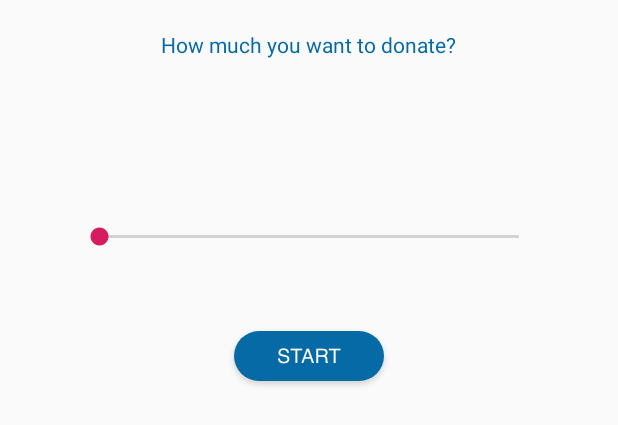
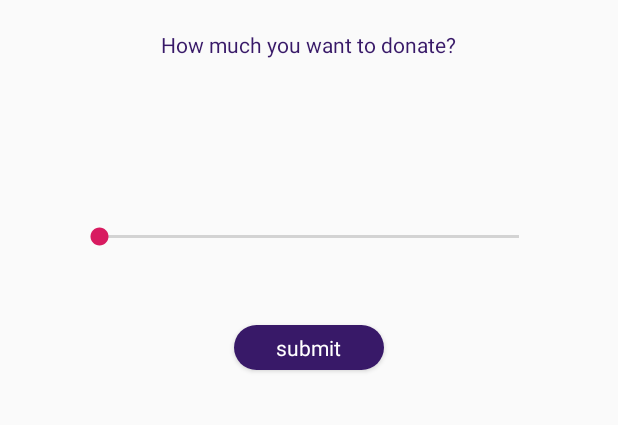
Before and after one commit to sebyjt/karna, an Android app: the layout activity_dialog.xml on its own in the app's theme, with its tools: preview values and no code run, on a phone screen of 412 x 824 dp. Shown: the top 425 px of the screen. Run offline under Robolectric (Android 15) with nearby library versions, the phone set to English and light mode, and no system bars; network calls fail.

Commit message:
theme change+dialog

```diff
--- a/app/src/main/res/layout/activity_dialog.xml
+++ b/app/src/main/res/layout/activity_dialog.xml
@@ -11,7 +11,7 @@
     android:layout_width="wrap_content"
     android:layout_marginTop="20dp"
     android:text="How much you want to donate?"
-    android:textColor="#066AA6"
+    android:textColor="@color/colorPrimary"
 
     android:layout_height="wrap_content" />
 <TextView
@@ -23,13 +23,28 @@
     />
     <SeekBar
         android:id="@+id/seekBar"
+
         android:layout_margin="50dp"
         android:layout_width="match_parent"
         android:layout_height="wrap_content" />
-    <ImageView
-        android:id="@+id/imsub"
-        android:layout_gravity="center"
-        android:layout_width="wrap_content"
-        android:layout_height="wrap_content"
-        android:src="@drawable/start"/>
+   <android.support.v7.widget.CardView
+       android:layout_marginBottom="20dp"
+       android:layout_width="100dp"
+       android:layout_height="30dp"
+       android:id="@+id/img"
+       app:cardCornerRadius="25dp"
+       android:layout_gravity="center"
+       android:background="@color/colorPrimary">
+       <LinearLayout
+           android:layout_width="match_parent"
+           android:layout_height="match_parent"
+           android:gravity="center"
+           android:background="@color/colorPrimary">
+       <TextView
+           android:layout_gravity="center"
+           android:layout_width="wrap_content"
+           android:textColor="@android:color/white"
+           android:layout_height="wrap_content"
+           android:text="submit"/></LinearLayout>
+   </android.support.v7.widget.CardView>
 </LinearLayout>
--- a/app/src/main/res/layout/ngo_card.xml
+++ b/app/src/main/res/layout/ngo_card.xml
@@ -17,7 +17,7 @@
     android:layout_height="match_parent"
     android:orientation="vertical"
 
-    android:background="#066AA6">
+    android:background="@color/colorPrimary">
 
     <LinearLayout
         android:layout_width="match_parent"
--- a/app/src/main/res/values/colors.xml
+++ b/app/src/main/res/values/colors.xml
@@ -1,6 +1,6 @@
 <?xml version="1.0" encoding="utf-8"?>
 <resources>
     <color name="colorPrimary">#381968</color>
-    <color name="colorPrimaryDark">#381968</color>
+    <color name="colorPrimaryDark">#6518E9</color>
     <color name="colorAccent">#D81B60</color>
 </resources>
```
Also changed, not shown: app/src/main/AndroidManifest.xml (+9 -9 lines), app/src/main/java/in/iodev/karna/Home.java (+20 -4 lines), app/src/main/java/in/iodev/karna/dialog.java (+12 -3 lines), app/src/main/res/layout/activity_home.xml (+28 -13 lines).
